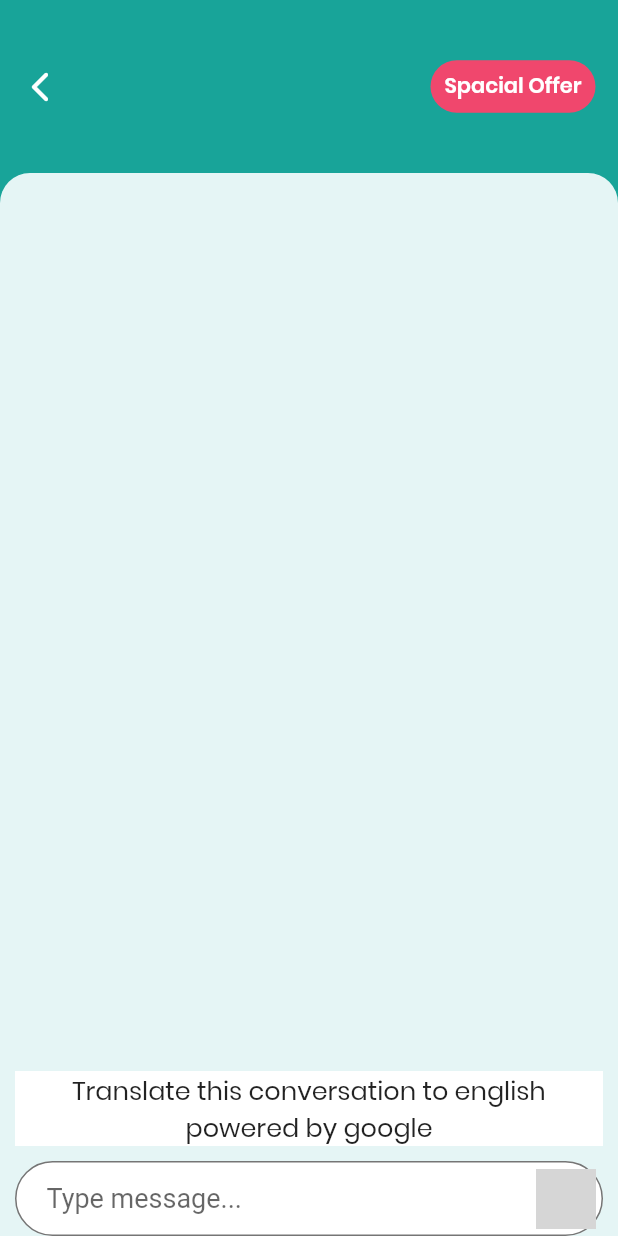
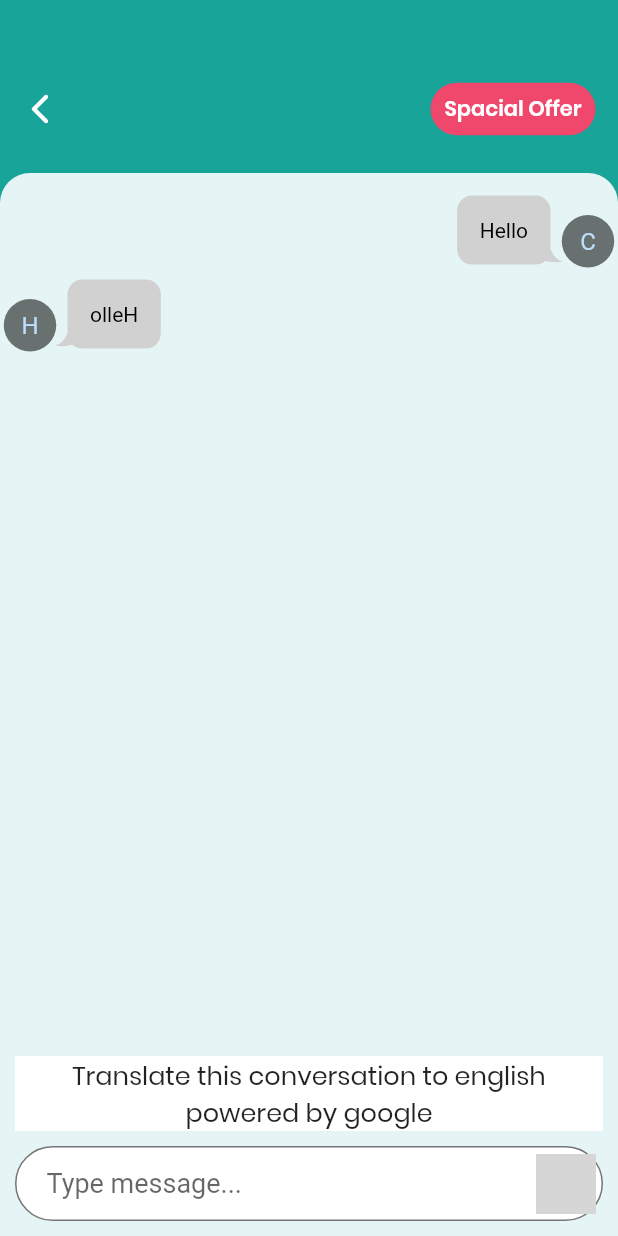
Before and after one commit to chiragSensussoft/spaciko, a Flutter app: the CommentScreen screen opened directly, on a phone screen of 412 x 824 dp. Run offline on Flutter 3.47's test engine with Material 2 defaults, Android fonts, the light colour scheme and no system bars; our stand-ins replace date_format, geolocator, google_maps_flutter, shared_preferences, table_calendar, webview_flutter; accounts and stored records are empty; grey boxes are pictures that could not be loaded.

Commit message:
Add screen(1-13 step done)

```diff
--- a/lib/Home/Ui/Add/Add.dart
+++ b/lib/Home/Ui/Add/Add.dart
@@ -2,7 +2,6 @@ import 'package:flutter/cupertino.dart';
 import 'package:flutter/material.dart';
 import 'package:spaciko/Home/Ui/Add/steps/Publish.dart';
 import 'package:spaciko/Home/Ui/Add/steps/Step1.dart';
-import 'package:spaciko/Home/Ui/Add/steps/Step11.dart';
 import 'package:spaciko/Home/Ui/Add/steps/Step2.dart';
 import 'package:spaciko/Home/Ui/Add/steps/Step3.dart';
 import 'package:spaciko/Home/Ui/Add/steps/Step4.dart';
--- a/lib/Home/Ui/Comment/Comment.dart
+++ b/lib/Home/Ui/Comment/Comment.dart
@@ -1,5 +1,6 @@
 import 'package:flutter/cupertino.dart';
 import 'package:flutter/material.dart';
+import 'package:spaciko/Home/Ui/Comment/SpecialOffer.dart';
 import 'package:spaciko/widgets/Pelette.dart';
 
 import 'Widget/Bubble.dart';
@@ -11,8 +12,23 @@ class CommentScreen extends StatefulWidget {
 
 class _CommentScreenState extends State<CommentScreen> {
   final TextStyle textStyle = TextStyle(color: Colors.white);
-  List<String> _chatList = List<String>();
-  TextEditingController _controller;
+  List<String> temp = List<String>();
+  String msg;
+  TextEditingController _controller = TextEditingController();
+
+  List<String> _stepText = ['1','2','3','4','5','6'];
+  var activeColor = AppColors.colorPrimaryDark;
+  var inActiveColor = AppColors.colorGreenTrans;
+  int _curStep =0;
+  bool title = false;
+  bool btn = true;
+
+  @override
+  void initState() {
+    super.initState();
+    temp.add('Hello');
+  }
+
   @override
   Widget build(BuildContext context) {
     return Scaffold(
@@ -20,7 +36,7 @@ class _CommentScreenState extends State<CommentScreen> {
           color: AppColors.colorPrimaryDark,
           child: Column(
             children: [
-              Container(padding: const EdgeInsets.only(left: 15,right: 15),
+              Container(padding: const EdgeInsets.only(left: 15,right: 15,top: 30),
                   alignment: Alignment.centerLeft,
                   color: AppColors.colorPrimaryDark,
                   height: MediaQuery.of(context).size.height * 0.14,
@@ -30,9 +46,29 @@ class _CommentScreenState extends State<CommentScreen> {
                       GestureDetector(
                         child: Icon(Icons.arrow_back_ios_rounded,color: Colors.white,),
                         onTap: (){
+                          title = false;
+                          btn = true;
                         },
                       ),
-                      Container(
+                      Visibility(
+                        visible: title,
+                        child: Container(
+                          alignment: Alignment.center,
+                          child: Text('Spacial Offer',textAlign: TextAlign.center,style: TextStyle(color: Colors.white,
+                          fontFamily: 'poppins_semibold',fontSize: 20),),
+                        ),
+                      ),
+                      Visibility(
+                        visible: btn,
+                        child: GestureDetector(
+                          onTap: (){
+                            setState(() {
+                              title = true;
+                              btn = false;
+                              _curStep =1;
+                            });
+                          },
+                          child: Container(
                             alignment: Alignment.center,
                             height: 35,
                             width: 110,
@@ -42,12 +78,15 @@ class _CommentScreenState extends State<CommentScreen> {
                             ),
                             child: Text('Spacial Offer',style:
                             TextStyle(color: Colors.white,fontSize: 14,fontFamily: 'poppins_semibold'),textAlign: TextAlign.center,),
-                      )
+                          ),
+                        ),
+                      ),
                     ],
                   )
               ),
+
               Expanded(
-                child: Container(
+                child:_curStep==0?Container(
                   decoration: BoxDecoration(
                     color: AppColors.colorLightBlue50,
                     borderRadius: BorderRadius.only(topLeft: Radius.circular(20),topRight: Radius.circular(20)),
@@ -66,23 +105,28 @@ class _CommentScreenState extends State<CommentScreen> {
                           ),
                           Stack(
                             children: [
-                              Container(margin: const EdgeInsets.only(left: 10,right: 10),
+                              Container(margin: const EdgeInsets.only(left: 10,right: 10,bottom: 10),
                                 height: 50,
                                 decoration: BoxDecoration(
                                   borderRadius: BorderRadius.circular(25),
                                   color: Colors.white,
                                   border: Border.all(color: Colors.black54)
                                 ),
+                                child: Form(
                                   child: TextFormField(
+                                    onChanged: (String val){
+                                      msg = val;
+                                    },
                                     controller: _controller,
                                     decoration: InputDecoration(
                                       focusColor: Colors.black,
                                         enabledBorder: InputBorder.none,
                                         contentPadding: const EdgeInsets.fromLTRB(
-                                          20, 0, 20, 0),
+                                            20, 0, 50, 0),
                                        border: InputBorder.none,
                                       hintText: 'Type message...',
                                       hintStyle: TextStyle(fontSize: 18)
+                                    ),
                                   ),
                                 ),
                               ),
@@ -96,10 +140,10 @@ class _CommentScreenState extends State<CommentScreen> {
                                     image: AssetImage('image/ic_send_msg.png'),
                                   ),
                                   onTap: (){
-                                    // setState(() {
-                                    //   _chatList.add(_controller.text);
-                                    //   print(_controller.text);
-                                    // });
+                                   setState(() {
+                                       temp.add(msg);
+                                       _controller.text ="";
+                                   });
                                   },
                                 )
                               )
@@ -109,7 +153,7 @@ class _CommentScreenState extends State<CommentScreen> {
                       )
                     ],
                   )
-                )
+                ):SpacialOffer()
               )
             ],
           ),
@@ -120,13 +164,15 @@ class _CommentScreenState extends State<CommentScreen> {
   Widget _chat() {
     return Flexible(
       child: ListView.builder(
-        itemCount: _chatList.length,
+        scrollDirection: Axis.vertical,
+        itemCount: temp.length,
         itemBuilder: (_, index) {
           return Container(
             padding: const EdgeInsets.only(top: 10),
             child: Column(
               children: [
-                Bubble(isMe: true,message: _chatList[index]),
+                Bubble(isMe: true,message: temp[index]),
+                Bubble(isMe: false,message: temp[index].split('').reversed.join(),)
               ],
             ),
           );
--- a/lib/Home/Ui/Comment/Widget/Bubble.dart
+++ b/lib/Home/Ui/Comment/Widget/Bubble.dart
@@ -19,7 +19,7 @@ class Bubble extends StatelessWidget {
           mainAxisAlignment: MainAxisAlignment.start,
           children: [
             Container(margin: const EdgeInsets.only(bottom: 3),
-              height: 25,
+              height: 35,
               child: CircleAvatar(
                 backgroundColor: Colors.black54,
                 child: Text('H'),
@@ -61,7 +61,7 @@ class Bubble extends StatelessWidget {
               ),
             ),
             Container(margin: const EdgeInsets.only(bottom: 3),
-              height: 25,
+              height: 35,
               child: CircleAvatar(
                 backgroundColor: Colors.black54,
                 child: Text('C'),
```
Also changed, not shown: lib/Home/Ui/Comment/SpecialOffer.dart (added, +35 -0 lines), lib/Home/Ui/Comment/model/Chat.dart (added, +8 -0 lines), lib/Home/Ui/Compass/Campass.dart (+2 -8 lines). Lines whose indentation alone changed are shown as unchanged.
